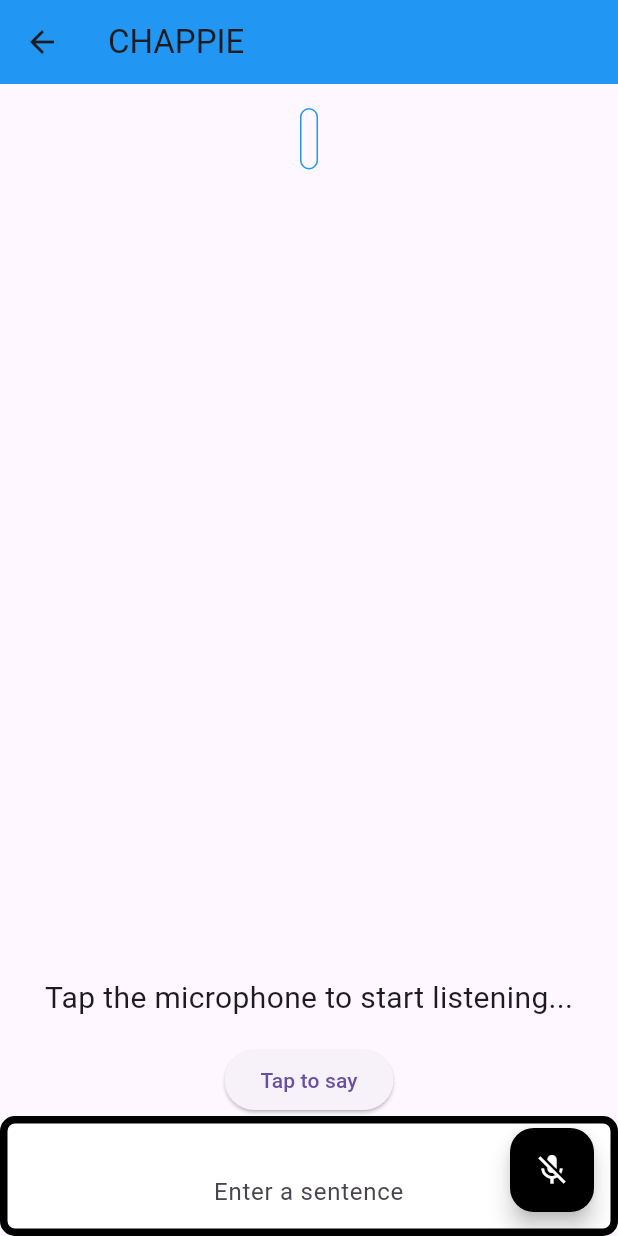
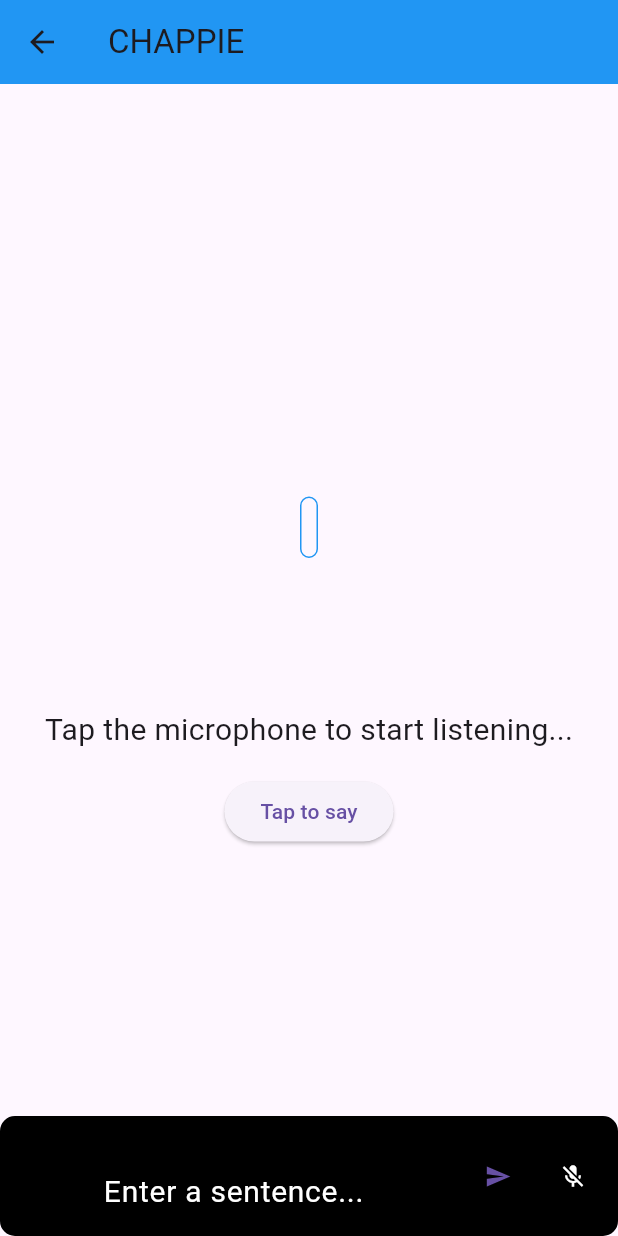
Before and after one commit to use-hunks/ai_conversation, a Flutter app: the screen it shows after launch, after a tap on "START", on a phone screen of 412 x 824 dp. Run offline on Flutter 3.47's test engine with Material 3 defaults, Android fonts, the phone set to English and light mode, and no system bars; our stand-ins replace flutter_dotenv, flutter_riverpod, flutter_tts, freezed_annotation, riverpod_annotation, speech_to_text; missing offline and left inert: chat_gpt_sdk; generated files the repository leaves out were written again.

```diff
--- a/lib/model/conversation_model.dart
+++ b/lib/model/conversation_model.dart
@@ -6,8 +6,13 @@ part 'conversation_model.freezed.dart';
 @freezed
 class ConversationModel with _$ConversationModel {
   const factory ConversationModel({
+    required int id,
     required String title,
     required List<MessageModel> messages
     // @TimestampSerializer() required DateTime createdAt
   }) = _ConversationModel;
+
+  //jsonに変換
+//   factory ConversationModel.fromJson(Map<String, dynamic> json) =>
+//     _$ConversationModelFromJson(json);
 }
--- a/lib/model/message_model.dart
+++ b/lib/model/message_model.dart
@@ -1,3 +1,4 @@
+import 'package:chat_gpt_sdk/chat_gpt_sdk.dart';
 import 'package:freezed_annotation/freezed_annotation.dart';
 
 // 生成されるdartファイルを記述
@@ -7,6 +8,7 @@ part 'message_model.freezed.dart';
 class MessageModel with _$MessageModel {
   const factory MessageModel({
     required int id,
+    required Role role,
     required String body,
     // @TimestampSerializer() required DateTime createdAt
   }) = _MessageModel;
--- a/lib/next_page.dart
+++ b/lib/next_page.dart
@@ -1,3 +1,4 @@
+import 'package:ai_conversation/view_model/conversations_view_model.dart';
 import 'package:flutter/material.dart';
 import 'package:chat_gpt_sdk/chat_gpt_sdk.dart';
 import 'package:flutter_dotenv/flutter_dotenv.dart';
@@ -5,7 +6,8 @@ import 'package:speech_to_text/speech_to_text.dart';
 import 'package:flutter_tts/flutter_tts.dart';
 
 class NextPage extends StatefulWidget {
-  //initializer
+  const NextPage({super.key});
+
   @override
   _NextPageState createState() => _NextPageState();
 }
@@ -26,6 +28,7 @@ class _NextPageState extends State<NextPage> {
   late String content;
   String _response = "";
   String userInput = "";
+  final TextEditingController _controller = TextEditingController();
 
   _NextPageState() {
     // コンストラクター内でtokenとopenAIを初期化
@@ -42,21 +45,25 @@ class _NextPageState extends State<NextPage> {
     super.initState();
     initSpeech();
   }
+
   //stt
   void initSpeech() async {
     _speechEnabled = await _speechToText.initialize(debugLogging: true);
     setState(() {});
   }
+
   void _startListening() async {
     await _speechToText.listen(onResult: _onSpeechResult);
     setState(() {
       _confidenceLevel = 0;
     });
   }
+
   void _stopListening() async {
     await _speechToText.stop();
     setState(() {});
   }
+
   void _onSpeechResult(result) {
     setState(() {
       _wordsSpoken = result.recognizedWords;
@@ -64,21 +71,23 @@ class _NextPageState extends State<NextPage> {
       addMessage(Role.user, _wordsSpoken);
     });
   }
+
   //gpt
   List<Messages> messageHistory = [
     Messages(
         role: Role.system,
-      content: "You are an AI English teacher. Users will talk about something in English. You should talk about it to get the conversation going. Please keep note that you should reply in a couple of friendly sentences. "
-    )
+        content:
+            "You are an AI English teacher. Users will talk about something in English. You should talk about it to get the conversation going. Please keep note that you should reply in a couple of friendly sentences. ")
   ];
 
-  void addMessage(Role role, String content){
+  void addMessage(Role role, String content) {
     messageHistory.add(Messages(role: role, content: content));
   }
 
-  void _getChatGPTResponse(String input) async{
+  void _getChatGPTResponse(String input) async {
     addMessage(Role.user, input);
-    final messageJson = messageHistory.map((message) => message.toJson()).toList();
+    final messageJson =
+        messageHistory.map((message) => message.toJson()).toList();
     final response = await openAI.onChatCompletion(
       request: ChatCompleteText(
         model: GptTurboChatModel(),
@@ -96,7 +105,7 @@ class _NextPageState extends State<NextPage> {
   void _speak(text) async {
     await flutterTts.setLanguage("en-US");
     await flutterTts.setPitch(1);
-    await flutterTts.setSpeechRate(0.5);//0~1
+    await flutterTts.setSpeechRate(0.5); //0~1
     //await flutterTts.setVoice({"name": "en-us-x-sfg#male_1-local", "locale": "en-US"});
     await flutterTts.speak(text);
   }
@@ -106,9 +115,10 @@ class _NextPageState extends State<NextPage> {
     return Scaffold(
       appBar: AppBar(
         backgroundColor: Colors.blue,
-        title: Text('CHAPPIE'),
+        title: const Text('CHAPPIE'),
       ),
-      body: Center(
+      body: Stack(alignment: Alignment.bottomCenter, children: [
+        Center(
           child: Column(
             children: [
               Expanded(
@@ -117,21 +127,20 @@ class _NextPageState extends State<NextPage> {
                   children: <Widget>[
                     //gptのresponse表示
                     Container(
-                    margin: EdgeInsets.all(16),
-                    padding: EdgeInsets.all(5),
+                      margin: const EdgeInsets.all(16),
+                      padding: const EdgeInsets.all(5),
                       decoration: BoxDecoration(
                         borderRadius: BorderRadius.circular(10),
                         border: Border.all(color: Colors.blue),
                       ),
                       child: Text(
                         _response ?? '',
-                      style: TextStyle(fontSize: 20),
+                        style: const TextStyle(fontSize: 20),
                       ),
                     ),
                     //音声入力の表示
-                  Expanded(
-                    child: Container(
-                      padding: EdgeInsets.all(16),
+                    Container(
+                      padding: const EdgeInsets.all(16),
                       child: Text(
                         _wordsSpoken,
                         style: const TextStyle(
@@ -139,78 +148,113 @@ class _NextPageState extends State<NextPage> {
                           fontWeight: FontWeight.w300,
                         ),
                       ),
-                    )
-                  ),
-                  //音声入力のconfidenceの表示
-                  if(_speechToText.isNotListening && _confidenceLevel > 0)
-                    Padding(
-                      padding: const EdgeInsets.only(bottom: 100),
-                      child: Text(
-                        "Confidence: ${(_confidenceLevel * 100).toStringAsFixed(1)}%",
-                        style: TextStyle(
-                          fontSize: 30,
-                          fontWeight: FontWeight.w200,
-                        ),
-                      )
                     ),
                     //マイク権限の状態の表示
                     Container(
-                    padding: EdgeInsets.all(16),
+                      padding: const EdgeInsets.all(16),
                       child: Text(
                         _speechToText.isListening
                             ? "Listening..."
                             : _speechEnabled
                                 ? "Tap the microphone to start listening..."
                                 : "Speech not available",
-                      style: TextStyle(fontSize: 20),
+                        style: const TextStyle(fontSize: 20),
                       ),
                     ),
                     //音声出力
                     ElevatedButton(
-                    onPressed:() => _speak(_response),//ここに話したい言葉を入れる
-                    child: Text(
+                        onPressed: () => _speak(_response), //ここに話したい言葉を入れる
+                        child: const Text(
                           "Tap to say",
-                    )
-                  )
+                        ))
                   ],
-              ),
-            ),
-            //テキスト入力
-            Container(
-              decoration: BoxDecoration(
-                borderRadius: BorderRadius.circular(10),
-                border: Border.all(color: Colors.black, width: 5),
-                color: Colors.white,
-              ),
-              height: 80,
-              alignment: Alignment.bottomCenter,
-              child: TextField(
-                textAlign: TextAlign.center,
-                decoration: InputDecoration(
-                  border: InputBorder.none, hintText: 'Enter a sentence'
-                ),
-                onChanged: (text) {
-                  userInput = text;
-                },
-                onSubmitted: (text) {
-                  _getChatGPTResponse(text);
-                },
                 ),
               ),
             ],
           ),
         ),
-      //音声入力
-      floatingActionButton: FloatingActionButton(
+        //テキスト入力 下部に固定
+        Container(
+          decoration: BoxDecoration(
+            borderRadius: BorderRadius.circular(10),
+            border: Border.all(color: Colors.black, width: 5),
+            color: Colors.black,
+          ),
+          height: 80,
+          alignment: Alignment.bottomCenter,
+          child: Row(
+            mainAxisAlignment: MainAxisAlignment.end,
+            children: [
+              Expanded(
+                child: Container(
+                  decoration: BoxDecoration(
+                    borderRadius: BorderRadius.circular(10),
+                    border: Border.all(color: Colors.black, width: 1),
+                    color: Colors.black,
+                  ),
+                  height: 80,
+                  alignment: Alignment.bottomCenter,
+                  child: TextField(
+                    style: const TextStyle(
+                      fontSize: 22,
+                      color: Colors.white,
+                    ),
+                    textAlign: TextAlign.center,
+                    controller: _controller,
+                    keyboardType: TextInputType.multiline,
+                    maxLines: null,
+                    textInputAction: TextInputAction.done, //Enterで送信させる
+                    decoration: const InputDecoration(
+                        border: InputBorder.none,
+                        hintText: 'Enter a sentence...',
+                        hintStyle:
+                            TextStyle(color: Colors.white, fontSize: 20)),
+                    onChanged: (text) {
+                      userInput = text;
+                    },
+                  ),
+                ),
+              ),
+              ElevatedButton(
+                  style: ElevatedButton.styleFrom(
                     backgroundColor: Colors.black,
-        onPressed:
-          _speechToText.isListening ? _stopListening : _startListening,
-        tooltip: 'Listen',
+                    minimumSize: const Size(50, 50),
+                    padding: const EdgeInsets.symmetric(
+                        horizontal: 16), // 必要に応じてパディングを設定
+                    shape: RoundedRectangleBorder(
+                      borderRadius: BorderRadius.circular(10.0),
+                    ),
+                  ),
+                  onPressed: () => {
+                        //送信
+                        //gptResponse呼び出す
+                        _getChatGPTResponse(userInput),
+                        //textを消す
+                        _controller.clear(),
+                      },
+                  child: const Icon(Icons.send)),
+              ElevatedButton(
+                style: ElevatedButton.styleFrom(
+                  backgroundColor: Colors.black,
+                  minimumSize: const Size(50, 50),
+                  padding: const EdgeInsets.symmetric(
+                      horizontal: 16), // 必要に応じてパディングを設定
+                  shape: RoundedRectangleBorder(
+                    borderRadius: BorderRadius.circular(10.0),
+                  ),
+                ),
+                onPressed: _speechToText.isListening
+                    ? _stopListening
+                    : _startListening,
                 child: Icon(
                   _speechToText.isNotListening ? Icons.mic_off : Icons.mic,
                   color: Colors.white,
                 ),
               )
+            ],
+          ),
+        ),
+      ]),
     );
   }
 }
--- a/lib/view_model/conversations_view_model.dart
+++ b/lib/view_model/conversations_view_model.dart
@@ -1,4 +1,5 @@
 import 'package:ai_conversation/model/message_model.dart';
+import 'package:chat_gpt_sdk/chat_gpt_sdk.dart';
 import 'package:riverpod_annotation/riverpod_annotation.dart';
 import 'package:ai_conversation/model/conversation_model.dart';
 
@@ -10,8 +11,9 @@ class ConversationsViewModel extends _$ConversationsViewModel {
   List<ConversationModel> build() {
     return const [
       ConversationModel(
+          id: 1,
           title: 'sample',
-          messages: [MessageModel(id: 1, body: 'sample message')])
+          messages: [MessageModel(id: 1, role:Role.system,body: "You are an AI English teacher. Users will talk about something in English. You should talk about it to get the conversation going. Please keep note that you should reply in a couple of friendly sentences. ")])
     ];
   }
 }
--- a/pubspec.yaml
+++ b/pubspec.yaml
@@ -45,6 +45,8 @@ dependencies:
   flutter_riverpod: ^2.5.1
   riverpod_annotation: ^2.3.5
   freezed: ^2.5.2
+  flutter_chat_ui: ^1.6.14
+  flutter_chat_types: ^3.6.2
 
 dev_dependencies:
   flutter_test:
```
Also changed, not shown: lib/model/conversation_model.freezed.dart, lib/model/message_model.freezed.dart, lib/view_model/conversations_view_model.g.dart, pubspec.lock, 2 other files. Lines whose indentation alone changed are shown as unchanged.
